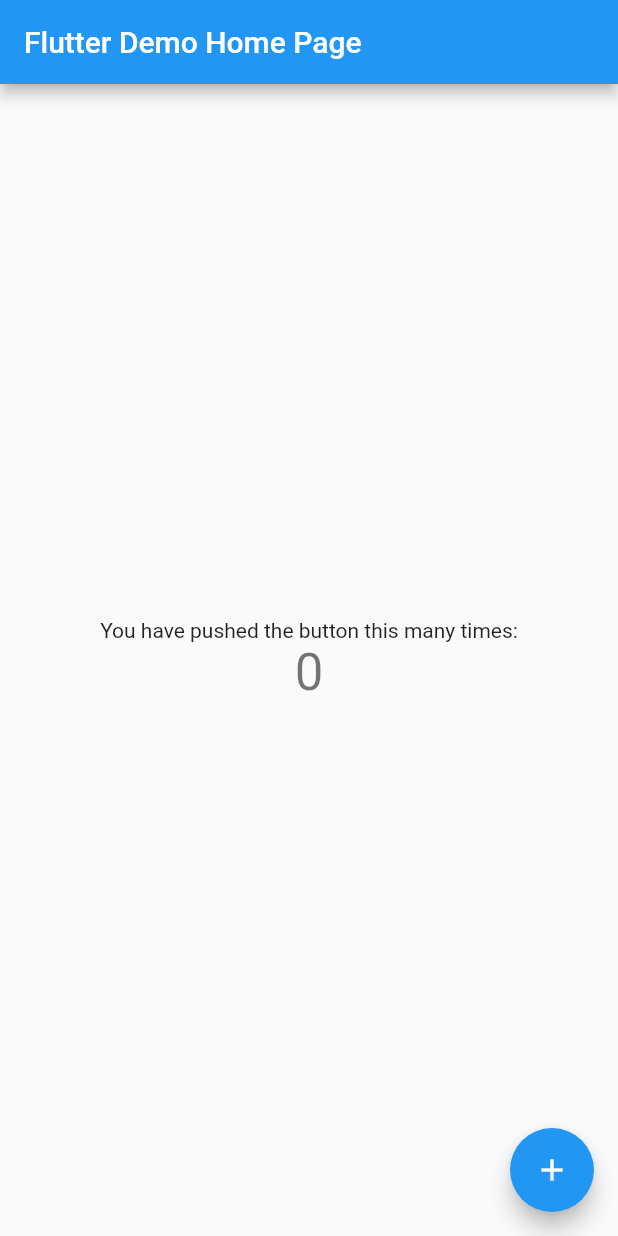
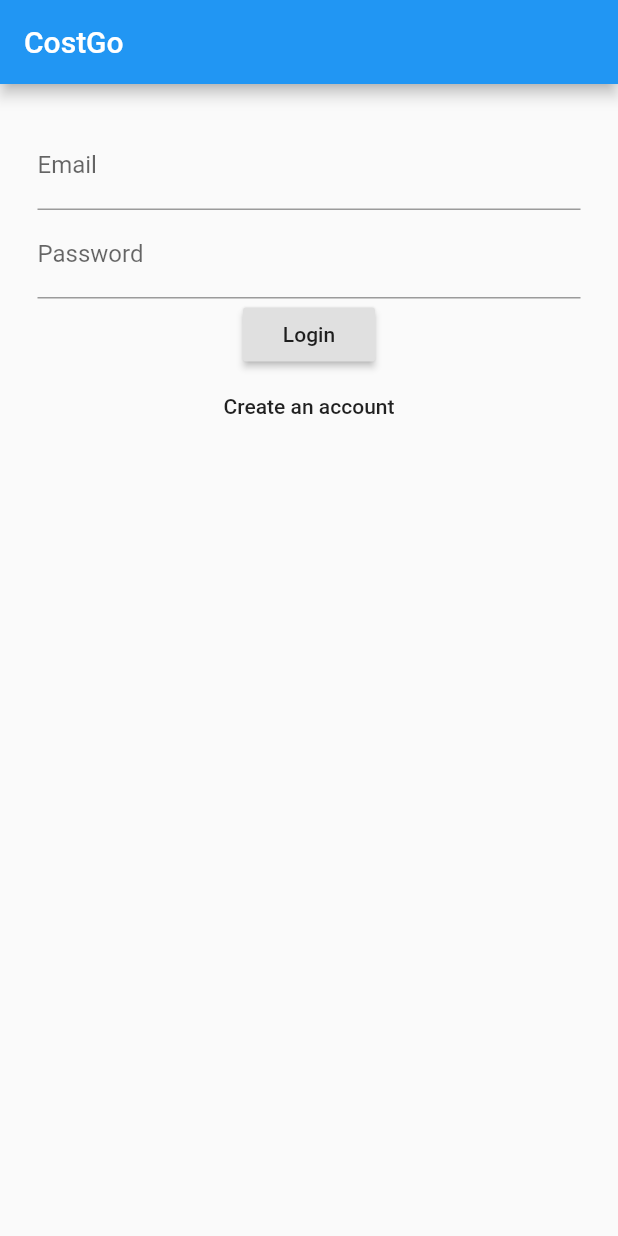
Before and after one commit to carsaab/LazOverflow, a Flutter app: the screen it shows after launch, on a phone screen of 412 x 824 dp. Run offline on Flutter 3.47's test engine with Material 2 defaults, Android fonts, the phone set to English and light mode, and no system bars; our stand-ins replace firebase_auth; accounts and stored records are empty.

Commit message:
Set up login and register pages.

```diff
--- /dev/null
+++ b/lib/login_page.dart
@@ -0,0 +1,155 @@
+import "package:flutter/material.dart";
+import "package:firebase_auth/firebase_auth.dart";
+
+enum FormType {
+  login,
+  register
+}
+
+class LoginPage extends StatefulWidget {
+  @override
+  State<StatefulWidget> createState() {
+    return _LoginPageState();
+  }
+}
+
+class _LoginPageState extends State<LoginPage> {
+  final formKey = new GlobalKey<FormState>();
+  String _email;
+  String _password;
+  FormType _formType = FormType.login;
+
+  bool validateAndSave() {
+    final form = formKey.currentState;
+
+    if (form.validate()) {
+      form.save();
+      return true;
+    }
+    return false;
+  }
+
+  void validateAndSubmit() async {
+    if (validateAndSave()) {
+      try {
+        if (_formType == FormType.login) {
+          FirebaseUser user = await FirebaseAuth.instance.signInWithEmailAndPassword(email: _email, password: _password);
+        } else {
+          FirebaseUser user = await FirebaseAuth.instance.createUserWithEmailAndPassword(email: _email, password: _password);
+        }
+      } catch (e) {
+        debugPrint(e);
+      }
+    }
+  }
+
+  void moveToRegister() {
+    formKey.currentState.reset();
+
+    setState(() {
+      _formType = FormType.register;
+    });
+  }
+
+  void moveToLogin() {
+    formKey.currentState.reset();
+
+    setState(() {
+      _formType = FormType.login;
+    });
+  }
+
+  void moveToHome() {
+
+  }
+
+  @override
+  Widget build(BuildContext context) {
+    return new Scaffold(
+      appBar: new AppBar(
+        title: new Text("CostGo"),
+      ),
+      body: new Container(
+        padding: EdgeInsets.all(25.0),
+        child: new Form(
+          key: formKey,
+          child: new Column(
+            children: buildInputs() + buildSubmitButtons()
+          )
+        )
+      )
+    );
+  }
+
+  String checkEmail(emailField) {
+    if (emailField.isEmpty) {
+      return "Email field cannot be empty";
+    }
+    return null;
+  }
+
+  void saveEmail(email) {
+    _email = email;
+  }
+
+  String checkPassword(emailField) {
+    if (emailField.isEmpty) {
+      return "Password field cannot be empty";
+    }
+    return null;
+  }
+
+  void savePassword(password) {
+    _password = password;
+  }
+
+  List<Widget> buildInputs() {
+    return [
+      new TextFormField(
+        decoration: new InputDecoration(labelText: "Email"),
+        validator: checkEmail,
+        onSaved: saveEmail
+      ),
+      new TextFormField(
+        decoration: new InputDecoration(labelText: "Password"),
+        obscureText: true,
+        validator: checkPassword,
+        onSaved: savePassword
+      )
+    ];
+  }
+
+  List<Widget> buildSubmitButtons() {
+    if (_formType == FormType.login) {
+      return loginButtons();
+    } else {
+      return registerButtons();
+    }
+  }
+
+  List<Widget> loginButtons() {
+    return [
+      new RaisedButton(
+        child: new Text("Login"),
+        onPressed: validateAndSubmit
+      ),
+      new FlatButton(
+        child: new Text("Create an account"),
+        onPressed: moveToRegister
+      )
+    ];
+  }
+
+  List<Widget> registerButtons() {
+    return [
+      new RaisedButton(
+        child: new Text("Create an account"),
+        onPressed: validateAndSubmit
+      ),
+      new FlatButton(
+        child: new Text("Have an account? Login"),
+        onPressed: moveToLogin
+      )
+    ];
+  }
+}
--- a/lib/main.dart
+++ b/lib/main.dart
@@ -1,111 +1,19 @@
-import 'package:flutter/material.dart';
+import "package:flutter/material.dart";
+import "login_page.dart";
 
-void main() => runApp(MyApp());
+void main() {
+  runApp(new MyApp());
+}
 
 class MyApp extends StatelessWidget {
-  // This widget is the root of your application.
   @override
   Widget build(BuildContext context) {
-    return MaterialApp(
-      title: 'Flutter Demo',
-      theme: ThemeData(
-        // This is the theme of your application.
-        //
-        // Try running your application with "flutter run". You'll see the
-        // application has a blue toolbar. Then, without quitting the app, try
-        // changing the primarySwatch below to Colors.green and then invoke
-        // "hot reload" (press "r" in the console where you ran "flutter run",
-        // or simply save your changes to "hot reload" in a Flutter IDE).
-        // Notice that the counter didn't reset back to zero; the application
-        // is not restarted.
-        primarySwatch: Colors.blue,
+    return new MaterialApp(
+      title: "Demo",
+      theme: new ThemeData(
+        primarySwatch: Colors.blue
       ),
-      home: MyHomePage(title: 'Flutter Demo Home Page'),
+      home: new LoginPage()
     );
   }
 }
-
-class MyHomePage extends StatefulWidget {
-  MyHomePage({Key key, this.title}) : super(key: key);
-
-  // This widget is the home page of your application. It is stateful, meaning
-  // that it has a State object (defined below) that contains fields that affect
-  // how it looks.
-
-  // This class is the configuration for the state. It holds the values (in this
-  // case the title) provided by the parent (in this case the App widget) and
-  // used by the build method of the State. Fields in a Widget subclass are
-  // always marked "final".
-
-  final String title;
-
-  @override
-  _MyHomePageState createState() => _MyHomePageState();
-}
-
-class _MyHomePageState extends State<MyHomePage> {
-  int _counter = 0;
-
-  void _incrementCounter() {
-    setState(() {
-      // This call to setState tells the Flutter framework that something has
-      // changed in this State, which causes it to rerun the build method below
-      // so that the display can reflect the updated values. If we changed
-      // _counter without calling setState(), then the build method would not be
-      // called again, and so nothing would appear to happen.
-      _counter++;
-    });
-  }
-
-  @override
-  Widget build(BuildContext context) {
-    // This method is rerun every time setState is called, for instance as done
-    // by the _incrementCounter method above.
-    //
-    // The Flutter framework has been optimized to make rerunning build methods
-    // fast, so that you can just rebuild anything that needs updating rather
-    // than having to individually change instances of widgets.
-    return Scaffold(
-      appBar: AppBar(
-        // Here we take the value from the MyHomePage object that was created by
-        // the App.build method, and use it to set our appbar title.
-        title: Text(widget.title),
-      ),
-      body: Center(
-        // Center is a layout widget. It takes a single child and positions it
-        // in the middle of the parent.
-        child: Column(
-          // Column is also layout widget. It takes a list of children and
-          // arranges them vertically. By default, it sizes itself to fit its
-          // children horizontally, and tries to be as tall as its parent.
-          //
-          // Invoke "debug painting" (press "p" in the console, choose the
-          // "Toggle Debug Paint" action from the Flutter Inspector in Android
-          // Studio, or the "Toggle Debug Paint" command in Visual Studio Code)
-          // to see the wireframe for each widget.
-          //
-          // Column has various properties to control how it sizes itself and
-          // how it positions its children. Here we use mainAxisAlignment to
-          // center the children vertically; the main axis here is the vertical
-          // axis because Columns are vertical (the cross axis would be
-          // horizontal).
-          mainAxisAlignment: MainAxisAlignment.center,
-          children: <Widget>[
-            Text(
-              'You have pushed the button this many times:',
-            ),
-            Text(
-              '$_counter',
-              style: Theme.of(context).textTheme.display1,
-            ),
-          ],
-        ),
-      ),
-      floatingActionButton: FloatingActionButton(
-        onPressed: _incrementCounter,
-        tooltip: 'Increment',
-        child: Icon(Icons.add),
-      ), // This trailing comma makes auto-formatting nicer for build methods.
-    );
-  }
-}
--- a/pubspec.yaml
+++ b/pubspec.yaml
@@ -17,6 +17,8 @@ environment:
   sdk: ">=2.1.0 <3.0.0"
 
 dependencies:
+  firebase_auth: 0.7.0
+  cloud_firestore: 0.8.2+3
   flutter:
     sdk: flutter
 
```
Also changed, not shown: pubspec.lock, 1 other file.
